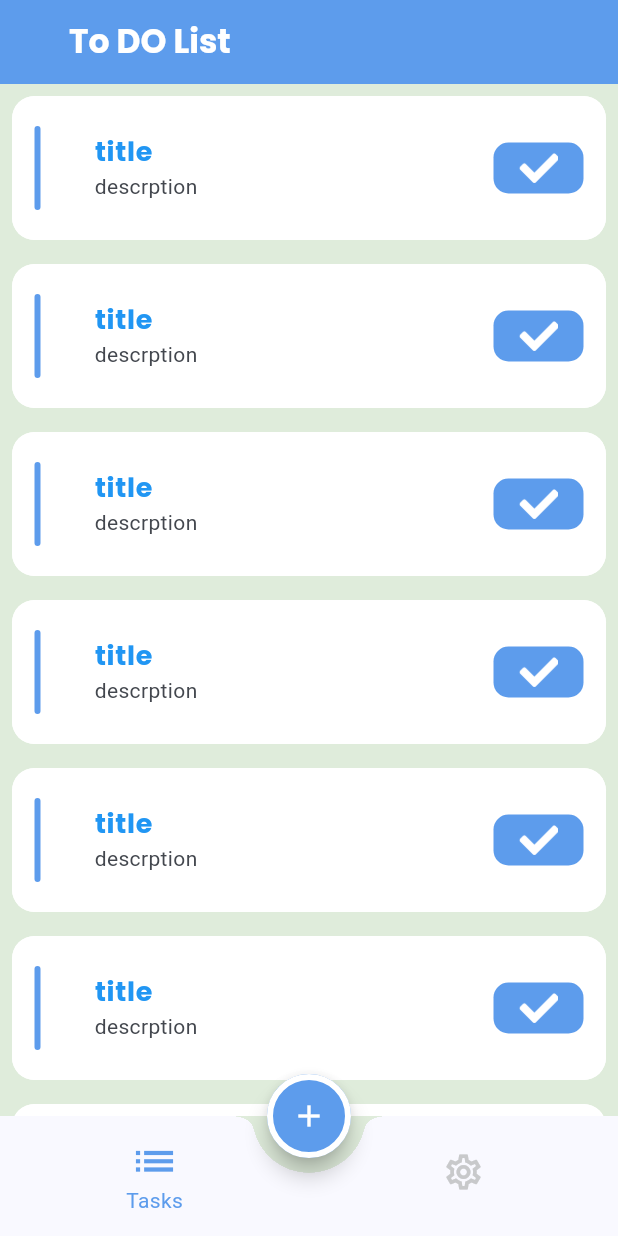
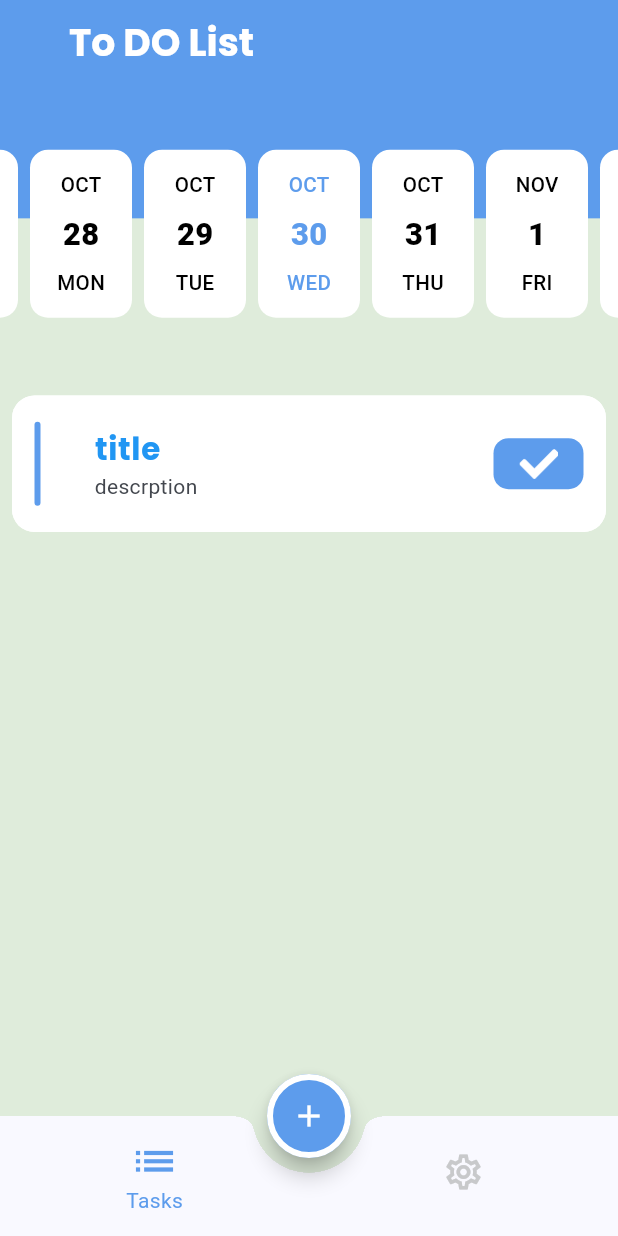
Before and after one commit to MahmoudHassan9/ToDo_app, a Flutter app: the screen it shows after launch, on a phone screen of 412 x 824 dp. Run offline on Flutter 3.47's test engine with Material 3 defaults, Android fonts, the phone set to English and light mode, and no system bars; drawn by our look-alikes of easy_date_timeline, flutter_slidable; our stand-ins replace flutter_screenutil, google_fonts, shared_preferences; missing offline and left inert: dart:ffi.

```diff
--- a/lib/core/utils/app_colors.dart
+++ b/lib/core/utils/app_colors.dart
@@ -8,5 +8,6 @@ class AppColors {
   static const Color grey = Color(0xFFC8C9CB);
   static const Color scaffold = Color(0xFFDFECDB);
   static const Color red = Colors.red;
+  static const Color black = Colors.black;
 
 }
--- a/lib/core/utils/light_app_styles.dart
+++ b/lib/core/utils/light_app_styles.dart
@@ -1,40 +1,53 @@
 import 'package:flutter/cupertino.dart';
 import 'package:flutter/material.dart';
+import 'package:flutter_screenutil/flutter_screenutil.dart';
 import 'package:google_fonts/google_fonts.dart';
 import 'package:todo_app/core/utils/app_colors.dart';
 
 class LightAppStyles {
   static TextStyle appBar = GoogleFonts.poppins(
-    fontSize: 22,
+    fontSize: 22.sp,
     fontWeight: FontWeight.w700,
     color: AppColors.white,
   );
   static TextStyle settingsTabLabel = GoogleFonts.poppins(
-    fontSize: 17,
+    fontSize: 17.sp,
     fontWeight: FontWeight.w700,
     color: Colors.black,
   );
   static TextStyle settingsTabListTileTitle = GoogleFonts.inter(
-    fontSize: 14,
+    fontSize: 14.sp,
     fontWeight: FontWeight.w400,
     color: AppColors.blue,
   );
   static TextStyle poppinsFontWeight700Size18 = GoogleFonts.poppins(
-    fontSize: 18,
+    fontSize: 18.sp,
     fontWeight: FontWeight.w700,
     color: Colors.blue,
   );
 
   static TextStyle hintText = GoogleFonts.inter(
-    fontSize: 16,
+    fontSize: 16.sp,
     fontWeight: FontWeight.w400,
   );
   static TextStyle buttonText = GoogleFonts.poppins(
-    fontSize: 16,
+    fontSize: 16.sp,
     fontWeight: FontWeight.w700,
   );
   static TextStyle taskItemDesc = GoogleFonts.roboto(
     fontSize: 14,
     fontWeight: FontWeight.w400,
   );
+  static TextStyle calenderDayMonth = GoogleFonts.roboto(
+    fontSize: 12.sp,
+    color: AppColors.blue,
+    fontWeight: FontWeight.w500,
+  );
+  static TextStyle calenderDayNum = GoogleFonts.roboto(
+      fontSize: 18.sp, fontWeight: FontWeight.w900, color: AppColors.blue);
+  static TextStyle calendarDayStr = GoogleFonts.roboto(
+    fontSize: 12.sp,
+    color: AppColors.blue,
+    fontWeight: FontWeight.w500,
+  );
 }
--- a/lib/my_app/my_app.dart
+++ b/lib/my_app/my_app.dart
@@ -1,5 +1,6 @@
 import 'package:flutter/cupertino.dart';
 import 'package:flutter/material.dart';
+import 'package:flutter_screenutil/flutter_screenutil.dart';
 import 'package:provider/provider.dart';
 import 'package:todo_app/providers/settings_tab_provider.dart';
 
@@ -13,6 +14,9 @@ class MyApp extends StatelessWidget {
   @override
   Widget build(BuildContext context) {
     SettingsTabProvider settingsTabProvider = Provider.of(context);
+    return ScreenUtilInit(
+      designSize: const Size(360, 690),
+      builder: (context, child) {
         return MaterialApp(
           theme: AppTheme.light,
           darkTheme: AppTheme.dark,
@@ -21,5 +25,7 @@ class MyApp extends StatelessWidget {
           onGenerateRoute: AppRouter.router,
           initialRoute: AppRoutes.home,
         );
+      },
+    );
   }
 }
--- a/lib/presentation/screens/home/tabs/tasks_tab/tasks_tab.dart
+++ b/lib/presentation/screens/home/tabs/tasks_tab/tasks_tab.dart
@@ -1,120 +1,118 @@
+import 'package:easy_date_timeline/easy_date_timeline.dart';
 import 'package:flutter/cupertino.dart';
 import 'package:flutter/material.dart';
+import 'package:flutter_screenutil/flutter_screenutil.dart';
 import 'package:flutter_slidable/flutter_slidable.dart';
 import 'package:todo_app/core/utils/app_assets.dart';
 import 'package:todo_app/core/utils/app_colors.dart';
 import 'package:todo_app/core/utils/light_app_styles.dart';
+import 'package:todo_app/presentation/screens/home/tabs/tasks_tab/tasks_tab.dart';
+import 'package:todo_app/presentation/screens/home/tabs/tasks_tab/widgets/task_item.dart';
 
-class TasksTab extends StatelessWidget {
+class TasksTab extends StatefulWidget {
   const TasksTab({super.key});
 
   @override
-  Widget build(BuildContext context) {
-    return ListView.builder(
-      itemBuilder: (context, index) => const TaskItem(),
-      itemCount: 12,
-    );
-  }
+  State<TasksTab> createState() => _TasksTabState();
 }
 
-class TaskItem extends StatelessWidget {
-  const TaskItem({super.key});
+class _TasksTabState extends State<TasksTab> {
+  EasyInfiniteDateTimelineController? controller;
+  DateTime selectedDate = DateTime.now();
 
   @override
   Widget build(BuildContext context) {
-    return Container(
-      margin: const EdgeInsets.all(8),
-      decoration: const BoxDecoration(
-        color: Colors.white,
-        borderRadius: BorderRadius.all(
-          Radius.circular(15),
-        ),
-      ),
-      child: Slidable(
-        startActionPane: ActionPane(
-          motion: const BehindMotion(),
+    return Column(
+      children: [
+        Stack(
           children: [
-            SlidableAction(
-              borderRadius: const BorderRadius.only(
-                topLeft: Radius.circular(15),
-                bottomLeft: Radius.circular(15),
+            Container(
+              color: AppColors.blue,
+              height: 75.h,
+            ),
+            Padding(
+              padding: EdgeInsets.symmetric(
+                vertical: 30.h,
               ),
-              onPressed: (context) {},
-              backgroundColor: AppColors.red,
-              foregroundColor: AppColors.white,
-              icon: Icons.delete,
-              label: 'Delete',
-            ),
-            SlidableAction(
-              onPressed: (context) {},
-              backgroundColor: AppColors.blue,
-              foregroundColor: Colors.white,
-              icon: Icons.edit,
-              label: 'Edit',
+              child: buildCalenderTimeLine(),
             ),
           ],
         ),
-        child: Container(
-          padding: const EdgeInsets.symmetric(
-            vertical: 12,
-            horizontal: 15,
-          ),
-          decoration: const BoxDecoration(
-            color: Colors.white,
-            borderRadius: BorderRadius.all(
-              Radius.circular(15),
-            ),
-          ),
-          child: ListTile(
-            contentPadding: EdgeInsets.zero,
-            leading: buildListTileLeading(),
-            title: Text(
-              'title',
-              style: LightAppStyles.poppinsFontWeight700Size18,
-            ),
-            subtitle: Text(
-              'descrption',
-              style: LightAppStyles.taskItemDesc,
-            ),
-            trailing: buildListTileTrailing(),
+        Expanded(
+          child: ListView.builder(
+            itemBuilder: (context, index) => const TaskItem(),
+            itemCount: 1,
           ),
         ),
-      ),
+      ],
     );
   }
 
-  Container buildListTileTrailing() {
-    return Container(
-      width: 60,
-      height: 34,
-      padding: const EdgeInsets.symmetric(
-        vertical: 7,
-        horizontal: 12,
-      ),
-      decoration: const BoxDecoration(
-        color: AppColors.blue,
-        borderRadius: BorderRadius.all(
-          Radius.circular(10),
+  Widget buildCalenderTimeLine() => EasyInfiniteDateTimeLine(
+        controller: controller,
+        firstDate: DateTime(
+          DateTime.now().year,
         ),
-      ),
-      child: const ImageIcon(
-        color: Colors.white,
-        AssetImage(
-          AppAssets.doneIcon,
+        focusDate: selectedDate,
+        lastDate: DateTime(
+          DateTime.now()
+              .add(
+                const Duration(
+                  days: 365,
+                ),
+              )
+              .year,
         ),
-      ),
-    );
-  }
-
-  Container buildListTileLeading() {
-    return Container(
-      width: 4,
-      decoration: const BoxDecoration(
-        color: AppColors.blue,
-        borderRadius: BorderRadius.all(
-          Radius.circular(10),
+        onDateChange: (dateSelected) {
+          setState(() {
+            selectedDate = dateSelected;
+          });
+        },
+        dayProps: EasyDayProps(
+          activeDayStyle: DayStyle(
+            monthStrStyle: LightAppStyles.calenderDayMonth,
+            dayNumStyle: LightAppStyles.calenderDayNum,
+            dayStrStyle: LightAppStyles.calendarDayStr,
+            decoration: BoxDecoration(
+              color: AppColors.white,
+              borderRadius: BorderRadius.circular(12),
+            ),
+          ),
+          inactiveDayStyle: DayStyle(
+            monthStrStyle: LightAppStyles.calenderDayMonth.copyWith(
+              color: Colors.black,
+            ),
+            dayNumStyle: LightAppStyles.calenderDayNum.copyWith(
+              color: Colors.black,
+            ),
+            dayStrStyle: LightAppStyles.calendarDayStr.copyWith(
+              color: Colors.black,
+            ),
+            decoration: BoxDecoration(
+              color: AppColors.white,
+              borderRadius: BorderRadius.circular(12),
+            ),
+          ),
+          todayStyle: DayStyle(
+            monthStrStyle: LightAppStyles.calenderDayMonth.copyWith(
+              color: Colors.black,
+            ),
+            dayNumStyle: LightAppStyles.calenderDayNum.copyWith(
+              color: Colors.black,
+            ),
+            dayStrStyle: LightAppStyles.calendarDayStr.copyWith(
+              color: Colors.black,
+            ),
+            decoration: BoxDecoration(
+              color: AppColors.white,
+              borderRadius: BorderRadius.circular(8),
+              border: Border.all(
+                color: AppColors.blue,
+                width: 3,
+              ),
+            ),
+          ),
         ),
-      ),
-    );
-  }
+        showTimelineHeader: false,
+      );
 }
--- /dev/null
+++ b/lib/presentation/screens/home/tabs/tasks_tab/widgets/task_item.dart
@@ -0,0 +1,108 @@
+import 'package:flutter/cupertino.dart';
+import 'package:flutter/material.dart';
+import 'package:flutter_slidable/flutter_slidable.dart';
+import 'package:todo_app/core/utils/app_assets.dart';
+import 'package:todo_app/core/utils/app_colors.dart';
+import 'package:todo_app/core/utils/light_app_styles.dart';
+
+class TaskItem extends StatelessWidget {
+  const TaskItem({super.key});
+
+  @override
+  Widget build(BuildContext context) {
+    return Container(
+      margin: const EdgeInsets.all(8),
+      decoration: const BoxDecoration(
+        color: Colors.white,
+        borderRadius: BorderRadius.all(
+          Radius.circular(15),
+        ),
+      ),
+      child: Slidable(
+        startActionPane: ActionPane(
+          motion: const BehindMotion(),
+          children: [
+            SlidableAction(
+              borderRadius: const BorderRadius.only(
+                topLeft: Radius.circular(15),
+                bottomLeft: Radius.circular(15),
+              ),
+              onPressed: (context) {},
+              backgroundColor: AppColors.red,
+              foregroundColor: AppColors.white,
+              icon: Icons.delete,
+              label: 'Delete',
+            ),
+            SlidableAction(
+              onPressed: (context) {},
+              backgroundColor: AppColors.blue,
+              foregroundColor: Colors.white,
+              icon: Icons.edit,
+              label: 'Edit',
+            ),
+          ],
+        ),
+        child: Container(
+          padding: const EdgeInsets.symmetric(
+            vertical: 12,
+            horizontal: 15,
+          ),
+          decoration: const BoxDecoration(
+            color: Colors.white,
+            borderRadius: BorderRadius.all(
+              Radius.circular(15),
+            ),
+          ),
+          child: ListTile(
+            contentPadding: EdgeInsets.zero,
+            leading: buildListTileLeading(),
+            title: Text(
+              'title',
+              style: LightAppStyles.poppinsFontWeight700Size18,
+            ),
+            subtitle: Text(
+              'descrption',
+              style: LightAppStyles.taskItemDesc,
+            ),
+            trailing: buildListTileTrailing(),
+          ),
+        ),
+      ),
+    );
+  }
+
+  Container buildListTileTrailing() {
+    return Container(
+      width: 60,
+      height: 34,
+      padding: const EdgeInsets.symmetric(
+        vertical: 7,
+        horizontal: 12,
+      ),
+      decoration: const BoxDecoration(
+        color: AppColors.blue,
+        borderRadius: BorderRadius.all(
+          Radius.circular(10),
+        ),
+      ),
+      child: const ImageIcon(
+        color: Colors.white,
+        AssetImage(
+          AppAssets.doneIcon,
+        ),
+      ),
+    );
+  }
+
+  Container buildListTileLeading() {
+    return Container(
+      width: 4,
+      decoration: const BoxDecoration(
+        color: AppColors.blue,
+        borderRadius: BorderRadius.all(
+          Radius.circular(10),
+        ),
+      ),
+    );
+  }
+}
--- a/pubspec.yaml
+++ b/pubspec.yaml
@@ -42,6 +42,8 @@ dependencies:
     git:
       url: https://github.com/letsar/flutter_slidable.git
       ref: master
+  easy_date_timeline: ^1.1.3
+  flutter_screenutil: ^5.9.3
 
 
 dev_dependencies:
```
Also changed, not shown: pubspec.lock. Lines whose indentation alone changed are shown as unchanged.
